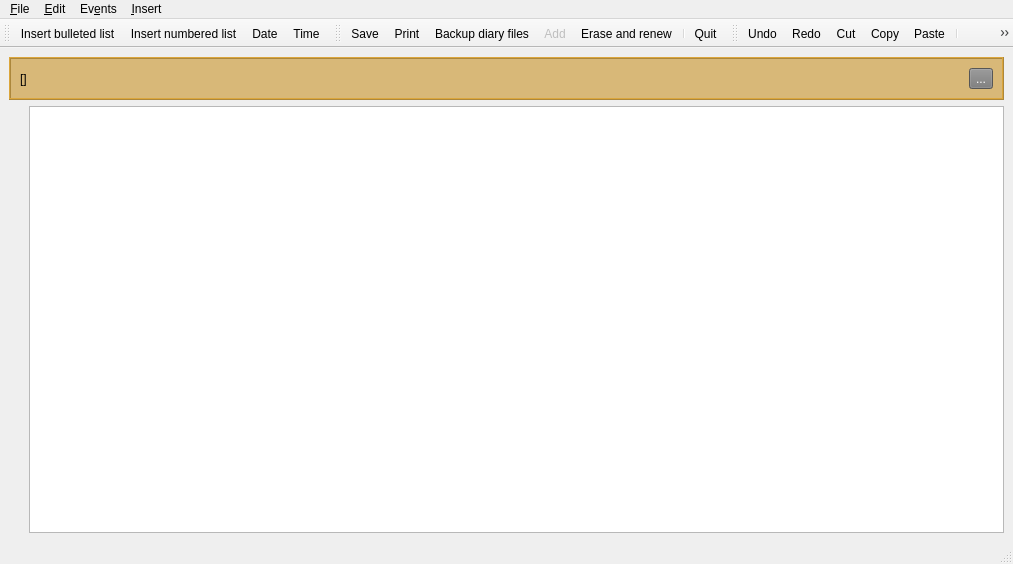
vangeytedvg/Diary, file ui/main_ui.ui: the form before one commit.
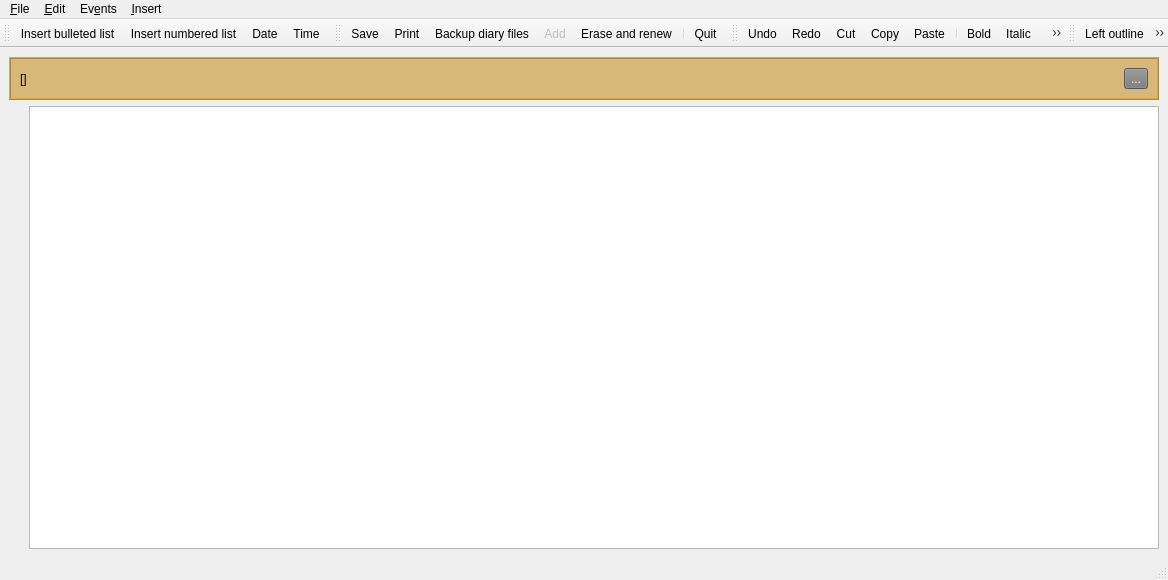
The form after the commit. Icons and pictures are not drawn.

The edit to the form file:
```diff
--- a/ui/main_ui.ui
+++ b/ui/main_ui.ui
@@ -6,8 +6,8 @@
    <rect>
     <x>0</x>
     <y>0</y>
-    <width>1013</width>
-    <height>564</height>
+    <width>1168</width>
+    <height>580</height>
    </rect>
   </property>
   <property name="windowTitle">
@@ -91,7 +91,7 @@
     <rect>
      <x>0</x>
      <y>0</y>
-     <width>1013</width>
+     <width>1168</width>
      <height>30</height>
     </rect>
    </property>
@@ -202,6 +202,23 @@
    <addaction name="separator"/>
    <addaction name="action_Set_Font_Back_to_Default_Arial_12"/>
   </widget>
+  <widget class="QToolBar" name="toolBar">
+   <property name="windowTitle">
+    <string>toolBar</string>
+   </property>
+   <attribute name="toolBarArea">
+    <enum>TopToolBarArea</enum>
+   </attribute>
+   <attribute name="toolBarBreak">
+    <bool>false</bool>
+   </attribute>
+   <addaction name="actionLeft_outline"/>
+   <addaction name="actionCenter"/>
+   <addaction name="actionRight_outline"/>
+   <addaction name="actionOutline"/>
+   <addaction name="actionIndent_right"/>
+   <addaction name="actionIndent_left"/>
+  </widget>
   <action name="actionE_xit">
    <property name="icon">
     <iconset resource="icons.qrc">
@@ -445,6 +462,60 @@
     <string>Set Font Back to Default (Arial 12)</string>
    </property>
   </action>
+  <action name="actionLeft_outline">
+   <property name="icon">
+    <iconset resource="icons.qrc">
+     <normaloff>:/tlb/left-align.png</normaloff>:/tlb/left-align.png</iconset>
+   </property>
+   <property name="text">
+    <string>Left outline</string>
+   </property>
+  </action>
+  <action name="actionRight_outline">
+   <property name="icon">
+    <iconset resource="icons.qrc">
+     <normaloff>:/tlb/right-align.png</normaloff>:/tlb/right-align.png</iconset>
+   </property>
+   <property name="text">
+    <string>Right outline</string>
+   </property>
+  </action>
+  <action name="actionIndent_left">
+   <property name="icon">
+    <iconset resource="icons.qrc">
+     <normaloff>:/tlb/left-indent.png</normaloff>:/tlb/left-indent.png</iconset>
+   </property>
+   <property name="text">
+    <string>Indent left</string>
+   </property>
+  </action>
+  <action name="actionIndent_right">
+   <property name="icon">
+    <iconset resource="icons.qrc">
+     <normaloff>:/tlb/right-indent.png</normaloff>:/tlb/right-indent.png</iconset>
+   </property>
+   <property name="text">
+    <string>Indent right</string>
+   </property>
+  </action>
+  <action name="actionCenter">
+   <property name="icon">
+    <iconset resource="icons.qrc">
+     <normaloff>:/tlb/align-center.png</normaloff>:/tlb/align-center.png</iconset>
+   </property>
+   <property name="text">
+    <string>Center</string>
+   </property>
+  </action>
+  <action name="actionOutline">
+   <property name="icon">
+    <iconset resource="icons.qrc">
+     <normaloff>:/tlb/justify-text.png</normaloff>:/tlb/justify-text.png</iconset>
+   </property>
+   <property name="text">
+    <string>Outline</string>
+   </property>
+  </action>
  </widget>
  <resources>
   <include location="icons.qrc"/>
```
Left out of the diff: 6 changed lines with no effect on the pictures.
